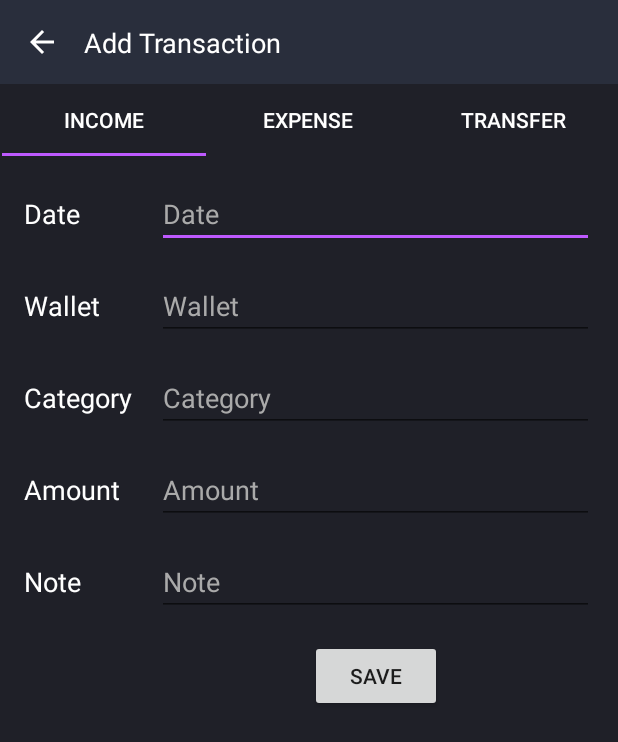
After one commit to mikhaeljonathan/duitku, an Android app: the AddTransactionActivity screen opened directly, with no data from a screen before it, on a phone screen of 412 x 824 dp. The commit adds this screen. Shown: the top 742 px of the screen. Run offline under Robolectric (Android 15) with nearby library versions, the light colour scheme and no system bars.

Commit message:
+ add transaction income

```diff
--- a/app/src/main/AndroidManifest.xml
+++ b/app/src/main/AndroidManifest.xml
@@ -9,7 +9,10 @@
         android:roundIcon="@mipmap/ic_launcher_round"
         android:supportsRtl="true"
         android:theme="@style/AppTheme">
-        <activity android:name=".view.MainActivity"
+        <activity android:name=".view.AddTransactionActivity"
+            android:parentActivityName=".view.MainActivity"></activity>
+        <activity
+            android:name=".view.MainActivity"
             android:configChanges="orientation"
             android:screenOrientation="portrait">
             <intent-filter>
--- /dev/null
+++ b/app/src/main/java/com/example/duitku/view/AddTransactionActivity.java
@@ -0,0 +1,75 @@
+package com.example.duitku.view;
+
+import androidx.annotation.NonNull;
+import androidx.annotation.Nullable;
+import androidx.appcompat.app.AppCompatActivity;
+import androidx.fragment.app.Fragment;
+import androidx.fragment.app.FragmentManager;
+import androidx.fragment.app.FragmentPagerAdapter;
+import androidx.viewpager.widget.ViewPager;
+
+import com.example.duitku.R;
+import com.google.android.material.tabs.TabLayout;
+
+import android.os.Bundle;
+
+import java.util.ArrayList;
+import java.util.List;
+
+public class AddTransactionActivity extends AppCompatActivity {
+
+    private TabLayout tabLayout;
+    private ViewPager viewPager;
+    private AddTransactionAdapter adapter;
+
+    @Override
+    protected void onCreate(Bundle savedInstanceState) {
+        super.onCreate(savedInstanceState);
+        setContentView(R.layout.activity_add_transaction);
+
+        tabLayout = findViewById(R.id.add_transaction_tablayout);
+        viewPager = findViewById(R.id.add_transaction_viewpager);
+
+        adapter = new AddTransactionAdapter(getSupportFragmentManager());
+        adapter.addFrag(new AddTransactionIncomeFragment(), "Income");
+        adapter.addFrag(new AddTransactionExpenseFragment(), "Expense");
+        adapter.addFrag(new AddTransactionTransferFragment(), "Transfer");
+
+        viewPager.setAdapter(adapter);
+        tabLayout.setupWithViewPager(viewPager);
+
+    }
+
+    private class AddTransactionAdapter extends FragmentPagerAdapter {
+
+        private final List<Fragment> mFragmentList = new ArrayList<>();
+        private final List<String> mFragmentTitleList = new ArrayList<>();
+
+        public AddTransactionAdapter(@NonNull FragmentManager fm) {
+            super(fm);
+        }
+
+        @NonNull
+        @Override
+        public Fragment getItem(int position) {
+            return mFragmentList.get(position);
+        }
+
+        @Override
+        public int getCount() {
+            return mFragmentList.size();
+        }
+
+        @Nullable
+        @Override
+        public CharSequence getPageTitle(int position) {
+            return mFragmentTitleList.get(position);
+        }
+
+        public void addFrag(Fragment fragment, String title){
+            mFragmentList.add(fragment);
+            mFragmentTitleList.add(title);
+        }
+    }
+
+}
--- /dev/null
+++ b/app/src/main/java/com/example/duitku/view/AddTransactionExpenseFragment.java
@@ -0,0 +1,22 @@
+package com.example.duitku.view;
+
+import android.os.Bundle;
+import android.view.LayoutInflater;
+import android.view.View;
+import android.view.ViewGroup;
+
+import androidx.annotation.NonNull;
+import androidx.annotation.Nullable;
+import androidx.fragment.app.Fragment;
+
+import com.example.duitku.R;
+
+public class AddTransactionExpenseFragment extends Fragment {
+
+    @Nullable
+    @Override
+    public View onCreateView(@NonNull LayoutInflater inflater, @Nullable ViewGroup container, @Nullable Bundle savedInstanceState) {
+        View rootView = inflater.inflate(R.layout.fragment_add_transaction_expense, container, false);
+        return rootView;
+    }
+}
--- /dev/null
+++ b/app/src/main/java/com/example/duitku/view/AddTransactionIncomeFragment.java
@@ -0,0 +1,22 @@
+package com.example.duitku.view;
+
+import android.os.Bundle;
+import android.view.LayoutInflater;
+import android.view.View;
+import android.view.ViewGroup;
+
+import androidx.annotation.NonNull;
+import androidx.annotation.Nullable;
+import androidx.fragment.app.Fragment;
+
+import com.example.duitku.R;
+
+public class AddTransactionIncomeFragment extends Fragment {
+
+    @Nullable
+    @Override
+    public View onCreateView(@NonNull LayoutInflater inflater, @Nullable ViewGroup container, @Nullable Bundle savedInstanceState) {
+        View rootView = inflater.inflate(R.layout.fragment_add_transaction_income, container, false);
+        return rootView;
+    }
+}
--- /dev/null
+++ b/app/src/main/java/com/example/duitku/view/AddTransactionTransferFragment.java
@@ -0,0 +1,23 @@
+package com.example.duitku.view;
+
+import android.os.Bundle;
+import android.view.LayoutInflater;
+import android.view.View;
+import android.view.ViewGroup;
+
+import androidx.annotation.NonNull;
+import androidx.annotation.Nullable;
+import androidx.fragment.app.Fragment;
+
+import com.example.duitku.R;
+
+public class AddTransactionTransferFragment extends Fragment {
+
+    @Nullable
+    @Override
+    public View onCreateView(@NonNull LayoutInflater inflater, @Nullable ViewGroup container, @Nullable Bundle savedInstanceState) {
+        View rootView = inflater.inflate(R.layout.fragment_add_transaction_transfer, container, false);
+
+        return rootView;
+    }
+}
--- a/app/src/main/java/com/example/duitku/view/MainActivity.java
+++ b/app/src/main/java/com/example/duitku/view/MainActivity.java
@@ -5,19 +5,26 @@ import androidx.appcompat.app.AppCompatActivity;
 import androidx.appcompat.widget.Toolbar;
 import androidx.fragment.app.Fragment;
 
+import android.content.Intent;
 import android.os.Bundle;
 import android.view.Menu;
 import android.view.MenuItem;
+import android.view.View;
 
 import com.example.duitku.R;
 import com.google.android.material.bottomnavigation.BottomNavigationView;
+import com.google.android.material.floatingactionbutton.FloatingActionButton;
 
 public class MainActivity extends AppCompatActivity {
+
+    BottomNavigationView bottomNav;
+    FloatingActionButton addTransactionFab;
 
     // onCreate itu fungsi bawaan dari AppCompatActivity,
     // dijalankan kalo MainActivity ini ditampilkan
     @Override
     protected void onCreate(Bundle savedInstanceState) {
+        // saat activity dijalanin, dia bakal inflate layout activity_main
         super.onCreate(savedInstanceState);
         setContentView(R.layout.activity_main);
 
@@ -26,7 +33,7 @@ public class MainActivity extends AppCompatActivity {
         getSupportActionBar().setDisplayShowTitleEnabled(false); // Ga usah judul, diganti sama custom toolbar
 
         // Setting BottomNavBar
-        BottomNavigationView bottomNav = findViewById(R.id.bottom_nav_bar);
+        bottomNav = findViewById(R.id.bottom_nav_bar);
         bottomNav.getMenu().getItem(2).setEnabled(false); // supaya yang di tengah2 (placeholder) gabisa diklik
         // Disini object Fragment dibuat, Fragment itu kayak mini Activity
         bottomNav.setOnNavigationItemSelectedListener(new BottomNavigationView.OnNavigationItemSelectedListener() {
@@ -59,6 +66,19 @@ public class MainActivity extends AppCompatActivity {
         // Default fragment, kalau kita blm teken menu apa2 di bottomnavbar
         getSupportFragmentManager().beginTransaction().replace(R.id.main_container, new TransactionFragment()).commit();
 
+
+        // Setting floating action button
+        addTransactionFab = findViewById(R.id.add_transaction_fab);
+        addTransactionFab.setOnClickListener(new View.OnClickListener() {
+
+            @Override
+            public void onClick(View view) {
+                Intent addTransactionIntent = new Intent(MainActivity.this, AddTransactionActivity.class);
+                startActivity(addTransactionIntent);
+            }
+
+        });
+
     }
 
     // Buat nampilin tombol search di toolbar atas
--- a/app/src/main/java/com/example/duitku/view/TransactionFragment.java
+++ b/app/src/main/java/com/example/duitku/view/TransactionFragment.java
@@ -73,7 +73,7 @@ public class TransactionFragment extends Fragment {
 
         // constructornya, ga perlu tau fragmentManager ini gpp
         public TransactionAdapter(FragmentManager fm){
-            super(fm, BEHAVIOR_RESUME_ONLY_CURRENT_FRAGMENT);
+            super(fm, (BEHAVIOR_RESUME_ONLY_CURRENT_FRAGMENT));
         }
 
         // di sini return fragment yang akan ditampilin
--- /dev/null
+++ b/app/src/main/res/drawable/icon_arrow_back.xml
@@ -0,0 +1,5 @@
+<vector android:height="24dp" android:tint="#FFFFFF"
+    android:viewportHeight="24" android:viewportWidth="24"
+    android:width="24dp" xmlns:android="http://schemas.android.com/apk/res/android">
+    <path android:fillColor="@android:color/white" android:pathData="M20,11H7.83l5.59,-5.59L12,4l-8,8 8,8 1.41,-1.41L7.83,13H20v-2z"/>
+</vector>
--- /dev/null
+++ b/app/src/main/res/layout/activity_add_transaction.xml
@@ -0,0 +1,64 @@
+<?xml version="1.0" encoding="utf-8"?>
+<androidx.constraintlayout.widget.ConstraintLayout xmlns:android="http://schemas.android.com/apk/res/android"
+    xmlns:app="http://schemas.android.com/apk/res-auto"
+    xmlns:tools="http://schemas.android.com/tools"
+    android:layout_width="match_parent"
+    android:layout_height="match_parent"
+    android:background="#1F2028"
+    tools:context=".view.AddTransactionActivity">
+
+    <androidx.appcompat.widget.Toolbar
+        android:id="@+id/toolbar"
+        android:layout_width="0dp"
+        android:layout_height="wrap_content"
+        android:background="?attr/colorPrimary"
+        android:minHeight="?attr/actionBarSize"
+        android:theme="?attr/actionBarTheme"
+        app:layout_constraintEnd_toEndOf="parent"
+        app:layout_constraintStart_toStartOf="parent"
+        app:layout_constraintTop_toTopOf="parent" />
+
+    <ImageButton
+        android:id="@+id/imageButton"
+        android:layout_width="wrap_content"
+        android:layout_height="wrap_content"
+        android:layout_marginStart="16dp"
+        android:background="@null"
+        app:layout_constraintBottom_toBottomOf="@+id/toolbar"
+        app:layout_constraintStart_toStartOf="parent"
+        app:layout_constraintTop_toTopOf="parent"
+        app:srcCompat="@drawable/icon_arrow_back" />
+
+    <TextView
+        android:id="@+id/textView3"
+        android:layout_width="wrap_content"
+        android:layout_height="wrap_content"
+        android:layout_marginStart="16dp"
+        android:text="Add Transaction"
+        android:textColor="@android:color/white"
+        android:textSize="18sp"
+        app:layout_constraintBottom_toBottomOf="@+id/toolbar"
+        app:layout_constraintStart_toEndOf="@+id/imageButton"
+        app:layout_constraintTop_toTopOf="parent" />
+
+    <com.google.android.material.tabs.TabLayout
+        android:id="@+id/add_transaction_tablayout"
+        android:layout_width="409dp"
+        android:layout_height="wrap_content"
+        app:layout_constraintEnd_toEndOf="parent"
+        app:layout_constraintStart_toStartOf="parent"
+        app:layout_constraintTop_toBottomOf="@+id/toolbar"
+        app:tabTextColor="@android:color/white">
+
+    </com.google.android.material.tabs.TabLayout>
+
+    <androidx.viewpager.widget.ViewPager
+        android:id="@+id/add_transaction_viewpager"
+        android:layout_width="0dp"
+        android:layout_height="0dp"
+        app:layout_constraintBottom_toBottomOf="parent"
+        app:layout_constraintEnd_toEndOf="parent"
+        app:layout_constraintStart_toStartOf="parent"
+        app:layout_constraintTop_toBottomOf="@id/add_transaction_tablayout" />
+
+</androidx.constraintlayout.widget.ConstraintLayout>
--- a/app/src/main/res/layout/activity_main.xml
+++ b/app/src/main/res/layout/activity_main.xml
@@ -100,7 +100,7 @@ melayang gitu-->
     <!--Cara biar bisa melayang gitu
     pake app:layout_anchor-->
     <com.google.android.material.floatingactionbutton.FloatingActionButton
-        android:id="@+id/fab"
+        android:id="@+id/add_transaction_fab"
         android:layout_width="wrap_content"
         android:layout_height="wrap_content"
         app:layout_anchor="@id/bottom_app_bar"
--- /dev/null
+++ b/app/src/main/res/layout/fragment_add_transaction_expense.xml
@@ -0,0 +1,18 @@
+<?xml version="1.0" encoding="utf-8"?>
+<androidx.constraintlayout.widget.ConstraintLayout
+    xmlns:android="http://schemas.android.com/apk/res/android"
+    xmlns:app="http://schemas.android.com/apk/res-auto"
+    xmlns:tools="http://schemas.android.com/tools"
+    android:layout_width="match_parent"
+    android:layout_height="match_parent">
+
+    <TextView
+        android:id="@+id/textView4"
+        android:layout_width="wrap_content"
+        android:layout_height="wrap_content"
+        android:text="Expense"
+        app:layout_constraintBottom_toBottomOf="parent"
+        app:layout_constraintEnd_toEndOf="parent"
+        app:layout_constraintStart_toStartOf="parent"
+        app:layout_constraintTop_toTopOf="parent" />
+</androidx.constraintlayout.widget.ConstraintLayout>
--- /dev/null
+++ b/app/src/main/res/layout/fragment_add_transaction_income.xml
@@ -0,0 +1,165 @@
+<?xml version="1.0" encoding="utf-8"?>
+<androidx.constraintlayout.widget.ConstraintLayout xmlns:android="http://schemas.android.com/apk/res/android"
+    xmlns:app="http://schemas.android.com/apk/res-auto"
+    xmlns:tools="http://schemas.android.com/tools"
+    android:layout_width="match_parent"
+    android:layout_height="match_parent">
+
+    <TextView
+        android:id="@+id/textView"
+        android:layout_width="wrap_content"
+        android:layout_height="wrap_content"
+        android:layout_marginStart="16dp"
+        android:text="Date"
+        android:textColor="@android:color/white"
+        android:textSize="18sp"
+        app:layout_constraintBaseline_toBaselineOf="@+id/editTextDate"
+        app:layout_constraintStart_toStartOf="parent" />
+
+    <TextView
+        android:id="@+id/textView8"
+        android:layout_width="wrap_content"
+        android:layout_height="wrap_content"
+        android:layout_marginStart="16dp"
+        android:text="Wallet"
+        android:textColor="@android:color/white"
+        android:textSize="18sp"
+        app:layout_constraintBaseline_toBaselineOf="@+id/editTextWallet"
+        app:layout_constraintStart_toStartOf="parent" />
+
+    <TextView
+        android:id="@+id/textView9"
+        android:layout_width="wrap_content"
+        android:layout_height="wrap_content"
+        android:layout_marginStart="16dp"
+        android:text="Category"
+        android:textColor="@android:color/white"
+        android:textSize="18sp"
+        app:layout_constraintBaseline_toBaselineOf="@+id/editTextCategory"
+        app:layout_constraintStart_toStartOf="parent" />
+
+    <TextView
+        android:id="@+id/textView10"
+        android:layout_width="wrap_content"
+        android:layout_height="wrap_content"
+        android:layout_marginStart="16dp"
+        android:text="Amount"
+        android:textColor="@android:color/white"
+        android:textSize="18sp"
+        app:layout_constraintBaseline_toBaselineOf="@+id/editTextAmount"
+        app:layout_constraintStart_toStartOf="parent" />
+
+    <TextView
+        android:id="@+id/textView11"
+        android:layout_width="wrap_content"
+        android:layout_height="wrap_content"
+        android:layout_marginStart="16dp"
+        android:text="Note"
+        android:textColor="@android:color/white"
+        android:textSize="18sp"
+        app:layout_constraintBaseline_toBaselineOf="@+id/editTextNote"
+        app:layout_constraintStart_toStartOf="parent" />
+
+    <androidx.constraintlayout.widget.Barrier
+        android:id="@+id/add_transaction_income_barrier"
+        android:layout_width="wrap_content"
+        android:layout_height="wrap_content"
+        app:barrierDirection="end"
+        app:constraint_referenced_ids="textView,textView8,textView9,textView10,textView11"
+        tools:layout_editor_absoluteX="411dp" />
+
+    <EditText
+        android:id="@+id/editTextDate"
+        android:layout_width="0dp"
+        android:layout_height="wrap_content"
+        android:layout_marginStart="16dp"
+        android:layout_marginTop="16dp"
+        android:layout_marginEnd="16dp"
+        android:hint="Date"
+        android:inputType="textPersonName"
+        android:textColor="@android:color/white"
+        android:textColorHint="@android:color/darker_gray"
+        android:textSize="18sp"
+        app:layout_constraintEnd_toEndOf="parent"
+        app:layout_constraintStart_toEndOf="@id/add_transaction_income_barrier"
+        app:layout_constraintTop_toTopOf="parent" />
+
+    <EditText
+        android:id="@+id/editTextWallet"
+        android:layout_width="0dp"
+        android:layout_height="wrap_content"
+        android:layout_marginStart="16dp"
+        android:layout_marginTop="16dp"
+        android:layout_marginEnd="16dp"
+        android:hint="Wallet"
+        android:inputType="textPersonName"
+        android:textColor="@android:color/white"
+        android:textColorHint="@android:color/darker_gray"
+        android:textSize="18sp"
+        app:layout_constraintEnd_toEndOf="parent"
+        app:layout_constraintStart_toEndOf="@id/add_transaction_income_barrier"
+        app:layout_constraintTop_toBottomOf="@+id/editTextDate" />
+
+    <EditText
+        android:id="@+id/editTextCategory"
+        android:layout_width="0dp"
+        android:layout_height="wrap_content"
+        android:layout_marginStart="16dp"
+        android:layout_marginTop="16dp"
+        android:layout_marginEnd="16dp"
+        android:ems="10"
+        android:hint="Category"
+        android:inputType="textPersonName"
+        android:textColor="@android:color/white"
+        android:textColorHint="@android:color/darker_gray"
+        android:textSize="18sp"
+        app:layout_constraintEnd_toEndOf="parent"
+        app:layout_constraintStart_toEndOf="@id/add_transaction_income_barrier"
+        app:layout_constraintTop_toBottomOf="@+id/editTextWallet" />
+
+    <EditText
+        android:id="@+id/editTextAmount"
+        android:layout_width="0dp"
+        android:layout_height="wrap_content"
+        android:layout_marginStart="16dp"
+        android:layout_marginTop="16dp"
+        android:layout_marginEnd="16dp"
+        android:ems="10"
+        android:hint="Amount"
+        android:inputType="textPersonName"
+        android:textColor="@android:color/white"
+        android:textColorHint="@android:color/darker_gray"
+        android:textSize="18sp"
+        app:layout_constraintEnd_toEndOf="parent"
+        app:layout_constraintStart_toEndOf="@id/add_transaction_income_barrier"
+        app:layout_constraintTop_toBottomOf="@+id/editTextCategory" />
+
+    <EditText
+        android:id="@+id/editTextNote"
+        android:layout_width="0dp"
+        android:layout_height="wrap_content"
+        android:layout_marginStart="16dp"
+        android:layout_marginTop="16dp"
+        android:layout_marginEnd="16dp"
+        android:ems="10"
+        android:hint="Note"
+        android:inputType="textPersonName"
+        android:textColor="@android:color/white"
+        android:textColorHint="@android:color/darker_gray"
+        android:textSize="18sp"
+        app:layout_constraintEnd_toEndOf="parent"
+        app:layout_constraintStart_toEndOf="@id/add_transaction_income_barrier"
+        app:layout_constraintTop_toBottomOf="@+id/editTextAmount" />
+
+    <Button
+        android:id="@+id/add_transaction_save_btn"
+        android:layout_width="wrap_content"
+        android:layout_height="wrap_content"
+        android:layout_marginTop="16dp"
+        android:text="Save"
+        app:layout_constraintEnd_toEndOf="parent"
+        app:layout_constraintStart_toEndOf="@id/add_transaction_income_barrier"
+        app:layout_constraintTop_toBottomOf="@+id/editTextNote" />
+
+
+</androidx.constraintlayout.widget.ConstraintLayout>
--- /dev/null
+++ b/app/src/main/res/layout/fragment_add_transaction_transfer.xml
@@ -0,0 +1,18 @@
+<?xml version="1.0" encoding="utf-8"?>
+<androidx.constraintlayout.widget.ConstraintLayout
+    xmlns:android="http://schemas.android.com/apk/res/android"
+    xmlns:app="http://schemas.android.com/apk/res-auto"
+    xmlns:tools="http://schemas.android.com/tools"
+    android:layout_width="match_parent"
+    android:layout_height="match_parent">
+
+    <TextView
+        android:id="@+id/textView7"
+        android:layout_width="wrap_content"
+        android:layout_height="wrap_content"
+        android:text="Transfer"
+        app:layout_constraintBottom_toBottomOf="parent"
+        app:layout_constraintEnd_toEndOf="parent"
+        app:layout_constraintStart_toStartOf="parent"
+        app:layout_constraintTop_toTopOf="parent" />
+</androidx.constraintlayout.widget.ConstraintLayout>
```
